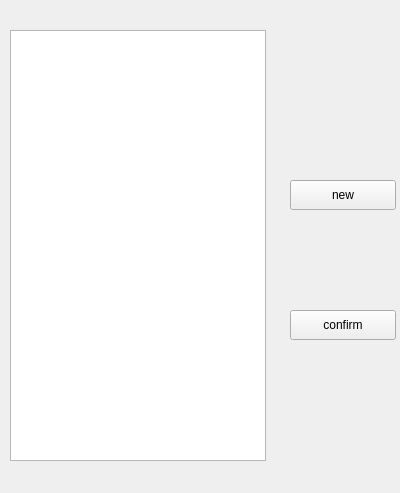
Sjeary/OnPointLinkProgram, file Client/front_end/changegroup.ui: the form before one commit.
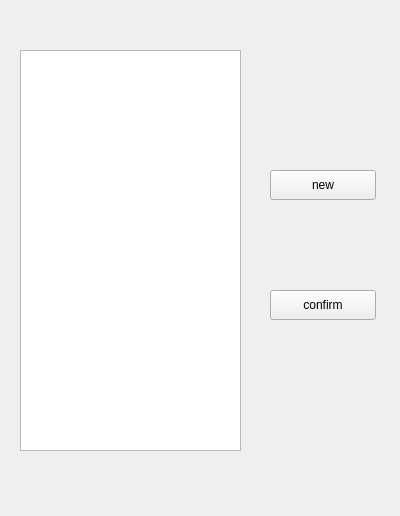
The form after the commit.

Patch:
```diff
--- a/Client/front_end/changegroup.ui
+++ b/Client/front_end/changegroup.ui
@@ -7,7 +7,7 @@
     <x>0</x>
     <y>0</y>
     <width>400</width>
-    <height>493</height>
+    <height>516</height>
    </rect>
   </property>
   <property name="windowTitle">
@@ -16,31 +16,18 @@
   <widget class="QTableWidget" name="tableWidget_changegroup">
    <property name="geometry">
     <rect>
-     <x>10</x>
-     <y>30</y>
-     <width>256</width>
-     <height>431</height>
+     <x>20</x>
+     <y>50</y>
+     <width>221</width>
+     <height>401</height>
     </rect>
    </property>
   </widget>
-  <widget class="QPushButton" name="pushButton_confirm">
-   <property name="geometry">
-    <rect>
-     <x>290</x>
-     <y>310</y>
-     <width>106</width>
-     <height>30</height>
-    </rect>
-   </property>
-   <property name="text">
-    <string>confirm</string>
-   </property>
-  </widget>
   <widget class="QPushButton" name="pushButton_new">
    <property name="geometry">
     <rect>
-     <x>290</x>
-     <y>180</y>
+     <x>270</x>
+     <y>170</y>
      <width>106</width>
      <height>30</height>
     </rect>
@@ -49,6 +36,19 @@
     <string>new</string>
    </property>
   </widget>
+  <widget class="QPushButton" name="pushButton_confirm">
+   <property name="geometry">
+    <rect>
+     <x>270</x>
+     <y>290</y>
+     <width>106</width>
+     <height>30</height>
+    </rect>
+   </property>
+   <property name="text">
+    <string>confirm</string>
+   </property>
+  </widget>
  </widget>
  <resources/>
  <connections/>
```
Left out of the diff: 4 changed lines with no effect on the pictures.
